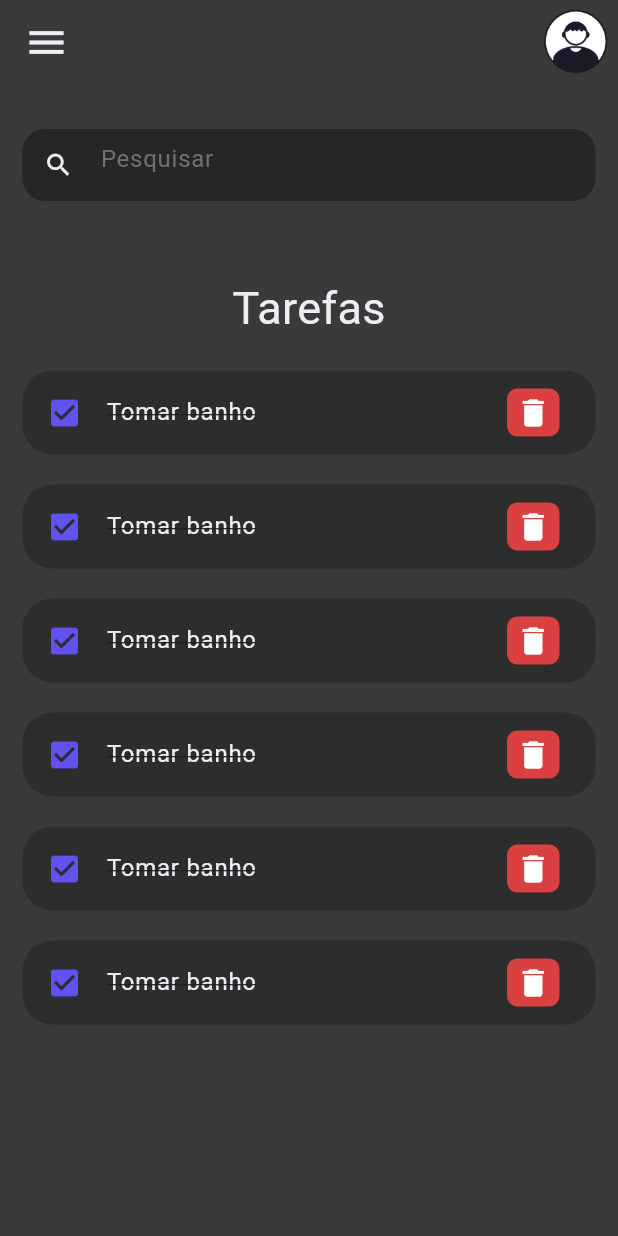
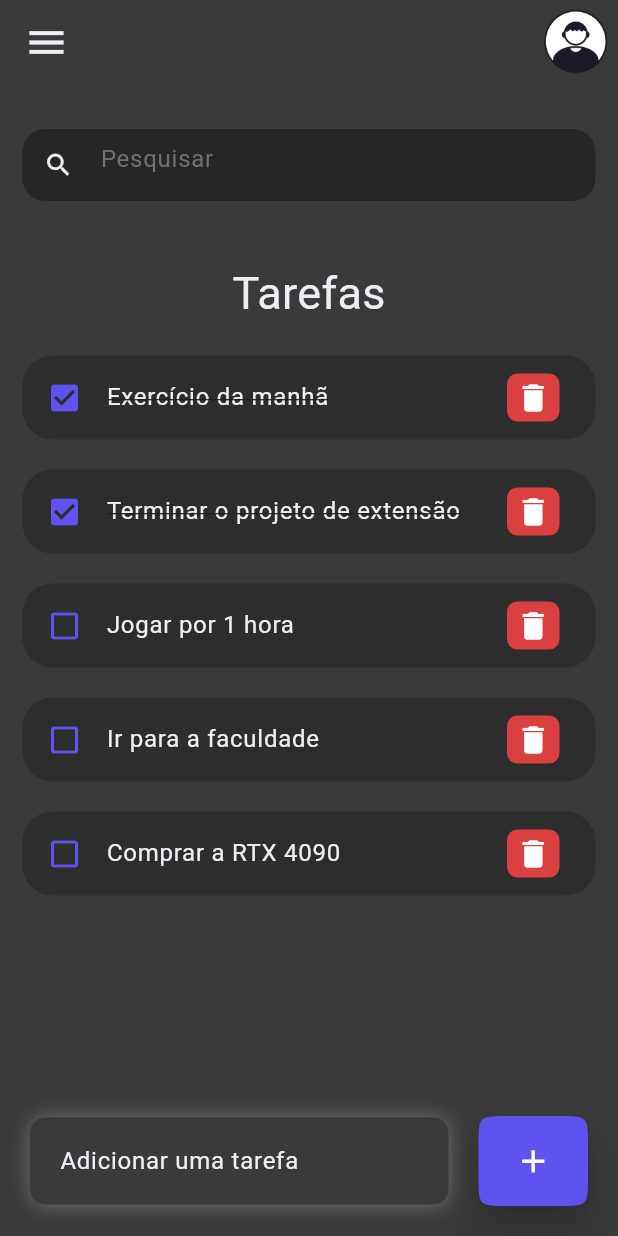
Before and after one commit to llimagustavo/todo_app, a Flutter app: the screen it shows after launch, on a phone screen of 412 x 824 dp. Run offline on Flutter 3.47's test engine with Material 3 defaults, Android fonts, the phone set to English and light mode, and no system bars.

Commit message:
funcionalidade de marcar como feita e deletar

```diff
--- a/lib/main.dart
+++ b/lib/main.dart
@@ -10,7 +10,7 @@ class MyApp extends StatelessWidget {
 
   @override
   Widget build(BuildContext context) {
-    return const MaterialApp(
+    return MaterialApp(
       debugShowCheckedModeBanner: false,
       home: HomePage(),
     );
--- a/lib/model/todo.dart
+++ b/lib/model/todo.dart
@@ -0,0 +1,21 @@
+class ToDo{
+  String? id;
+  String? todoText;
+  bool isDone;
+
+  ToDo ({
+    required this.id,
+    required this.todoText,
+    this.isDone = false,
+  });
+
+static List<ToDo> todoList() {
+  return [
+    ToDo(id: '01', todoText: 'Exercício da manhã', isDone: true),
+    ToDo(id: '02', todoText: 'Terminar o projeto de extensão', isDone: true),
+    ToDo(id: '03', todoText: 'Jogar por 1 hora',),
+    ToDo(id: '04', todoText: 'Ir para a faculdade',),
+    ToDo(id: '05', todoText: 'Comprar a RTX 4090',),
+    ];
+  }
+}
--- a/lib/screens/home.dart
+++ b/lib/screens/home.dart
@@ -1,16 +1,26 @@
 import 'package:flutter/material.dart';
 import 'package:todo_app/constants/colors.dart';
+import 'package:todo_app/model/todo.dart';
 import 'package:todo_app/widgets/todo_item.dart';
 
-class HomePage extends StatelessWidget {
-  const HomePage({super.key});
+class HomePage extends StatefulWidget {
+   HomePage({super.key});
+
+  @override
+  State<HomePage> createState() => _HomePageState();
+}
+
+class _HomePageState extends State<HomePage> {
+  final todosList = ToDo.todoList();
 
   @override
   Widget build(BuildContext context) {
     return Scaffold(
       backgroundColor: tdBlack,
         appBar: _buildAppBar(),
-        body: Padding(
+        body: Stack(
+          children: [
+            Padding(
               padding: const EdgeInsets.all(15.0),
               child: Column(
                 children: [
@@ -21,7 +31,7 @@ class HomePage extends StatelessWidget {
                       children: [
                         Container(
                           margin: const EdgeInsets.only(
-                        top: 50,
+                            top: 40,
                             bottom: 20,
                           ),
                           child: const Center(
@@ -31,18 +41,93 @@ class HomePage extends StatelessWidget {
                             ),
                           ),
                         ),
-                    ToDoItem(),
-                    ToDoItem(),
-                    ToDoItem(),
-                    ToDoItem(),
-                    ToDoItem(),
-                    ToDoItem(),
+
+                        for (ToDo todoo in todosList)
+                        ToDoItem(
+                          todo: todoo,
+                          onToDoChanged: _handleToDoChange,
+                          onDeleteItem: _deleteToDoItem,
+                          ),
+
                     ],),
                   ),
                 ],
               ),
+            ),
+            Align(
+              alignment: Alignment.bottomCenter,
+              child: Row(children: [
+                Expanded(
+                  child: Container(
+                    padding: const EdgeInsets.symmetric(
+                      horizontal: 20,
+                      vertical: 5,
+                    ),
+                    margin: const EdgeInsets.only(
+                      bottom: 20,
+                      right: 20,
+                      left: 20
+                      ),
+                      decoration: BoxDecoration(
+                        color: tdBlack,
+                        boxShadow: const [BoxShadow(
+                          color: tdGrey,
+                          blurRadius: 10,
+                          spreadRadius: 0.0,
+                        )],
+                        borderRadius: BorderRadius.circular(10),
+                      ),
+                      child: const TextField(
+                        decoration: InputDecoration(
+                          border: InputBorder.none,
+                          hintText: 'Adicionar uma tarefa',
+                          hintStyle: TextStyle(
+                            color: tdBGColor,
+                          ),
+                        ),
+                      ),
+                    ),
+                  ),
+                  Container(
+                    margin: const EdgeInsets.only(
+                      bottom: 20,
+                      right: 20,
+                    ),
+                    child: ElevatedButton(
+                      style: ElevatedButton.styleFrom(
+                        backgroundColor: tdBlue,
+                        minimumSize: const Size(50, 60),
+                        shape: ContinuousRectangleBorder(
+                          borderRadius: BorderRadius.circular(20)
+                        ),
+                        elevation: 10,
+                      ),
+                      child: const Icon(
+                        Icons.add,
+                        color: Colors.white, size: 25),
+                        onPressed: () {
+
+                      },
+                    ),
+                  ),
+              ],),
+            ),
+          ],
         )
       );
+  }
+
+
+  void _handleToDoChange(ToDo todo) {
+    setState(() {
+      todo.isDone = !todo.isDone;
+    });
+  }
+
+  void _deleteToDoItem(String id) {
+    setState(() {
+      todosList.removeWhere((item) => item.id == id);
+    });
   }
 
   Widget searchBox() {
--- a/lib/widgets/todo_item.dart
+++ b/lib/widgets/todo_item.dart
@@ -1,27 +1,38 @@
 import 'package:flutter/material.dart';
 import 'package:todo_app/constants/colors.dart';
+import 'package:todo_app/model/todo.dart';
 
 class ToDoItem extends StatelessWidget {
-  const ToDoItem({super.key});
+  final ToDo todo;
+  final onToDoChanged;
+  final onDeleteItem;
+
+  const ToDoItem({super.key,
+  required this.todo,
+  required this.onToDoChanged,
+  required this.onDeleteItem,
+  });
 
   @override
   Widget build(BuildContext context) {
     return Container(
-      margin: EdgeInsets.only(bottom: 20),
+      margin: const EdgeInsets.only(bottom: 20),
       child: ListTile(
         onTap: () {
-
+          onToDoChanged(todo);
         },
         shape: RoundedRectangleBorder(
           borderRadius: BorderRadius.circular(20),
         ),
         tileColor: const Color.fromARGB(255, 46, 45, 45),
-        leading: const Icon(Icons.check_box, color: tdBlue,
+        leading: Icon(
+          todo.isDone? Icons.check_box : Icons.check_box_outline_blank,
+          color: tdBlue,
         ),
-        title: const Text('Tomar banho',
+        title: Text(todo.todoText!,
         style: TextStyle(
           color: tdBGColor,
-          decoration: TextDecoration.lineThrough,
+          decoration: todo.isDone? TextDecoration.lineThrough : null,
           ),
         ),
         trailing: GestureDetector(
@@ -37,7 +48,7 @@ class ToDoItem extends StatelessWidget {
             color: Colors.white),
           ),
           onTap: () {
-
+            onDeleteItem(todo.id);
           },
         ),
       ),
```
Lines whose indentation alone changed are shown as unchanged.
